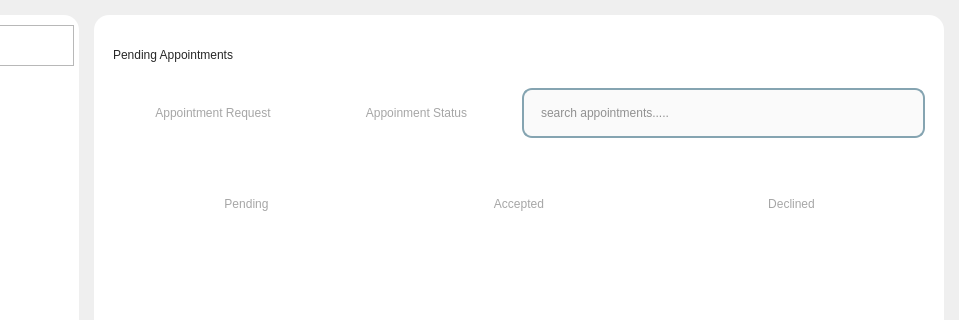
Qt form Desktop_Application/Frontend/Home.ui (DreddVDomasian/Petmate-Desktop-Application) before a commit; both pictures show x 321 to 1280 and y 0 to 320 of the 1280 by 720 pixel window.
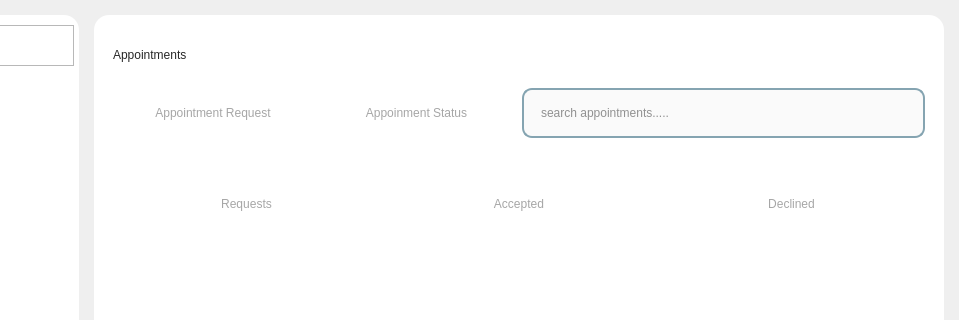
The same form after that commit. The open tabs and pages were chosen to show the change. Icons and pictures are not drawn.

The edit to the form file:
```diff
--- a/Desktop_Application/Frontend/Home.ui
+++ b/Desktop_Application/Frontend/Home.ui
@@ -2710,7 +2710,7 @@
                     <string notr="true"/>
                    </property>
                    <property name="text">
-                    <string>Pending Appointments</string>
+                    <string>Appointments</string>
                    </property>
                   </widget>
                  </item>
@@ -3147,7 +3147,7 @@
                         <string notr="true"/>
                        </property>
                        <property name="text">
-                        <string>Pending</string>
+                        <string>Requests</string>
                        </property>
                       </widget>
                      </item>
```
Left out of the diff: 14 changed lines with no effect on the pictures.
